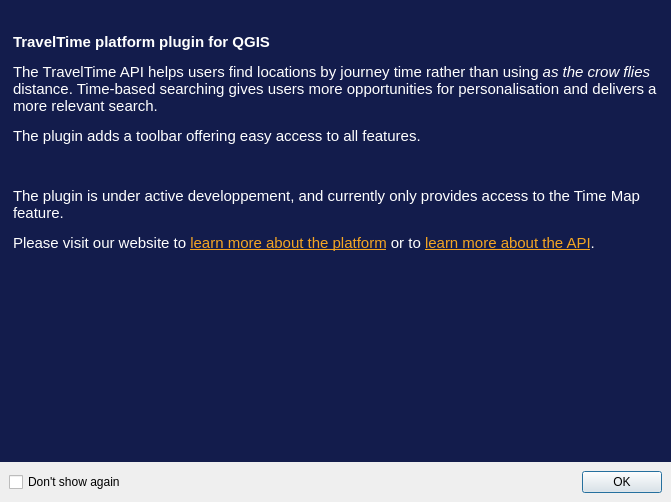
Before: the Qt Designer form ui/SplashScreen.ui in traveltime-dev/traveltime-platform-qgis-plugin, drawn with Qt 5.
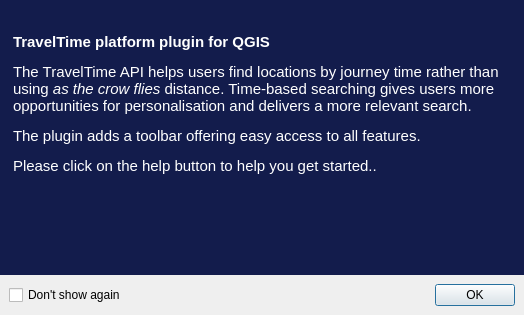
After: the same form once the commit is applied. Icons and pictures are not drawn.

Commit message: better splash screen

```diff
--- a/ui/SplashScreen.ui
+++ b/ui/SplashScreen.ui
@@ -6,8 +6,8 @@
    <rect>
     <x>0</x>
     <y>0</y>
-    <width>671</width>
-    <height>502</height>
+    <width>524</width>
+    <height>315</height>
    </rect>
   </property>
   <property name="windowTitle">
@@ -61,9 +61,7 @@
 &lt;p style=&quot; margin-top:16px; margin-bottom:12px; margin-left:0px; margin-right:0px; -qt-block-indent:0; text-indent:0px;&quot;&gt;&lt;span style=&quot; font-family:'sans-serif'; font-size:11pt; font-weight:600; color:#ffffff;&quot;&gt;TravelTime platform plugin for QGIS&lt;/span&gt;&lt;span style=&quot; font-family:'sans-serif'; font-size:11pt; color:#ffffff;&quot;&gt; &lt;/span&gt;&lt;/p&gt;
 &lt;p style=&quot; margin-top:12px; margin-bottom:12px; margin-left:0px; margin-right:0px; -qt-block-indent:0; text-indent:0px;&quot;&gt;&lt;span style=&quot; font-family:'sans-serif'; font-size:11pt; color:#ffffff;&quot;&gt;The TravelTime API helps users find locations by journey time rather than using &lt;/span&gt;&lt;span style=&quot; font-family:'sans-serif'; font-size:11pt; font-style:italic; color:#ffffff;&quot;&gt;as the crow flies&lt;/span&gt;&lt;span style=&quot; font-family:'sans-serif'; font-size:11pt; color:#ffffff;&quot;&gt; distance. Time-based searching gives users more opportunities for personalisation and delivers a more relevant search. &lt;/span&gt;&lt;/p&gt;
 &lt;p style=&quot; margin-top:12px; margin-bottom:12px; margin-left:0px; margin-right:0px; -qt-block-indent:0; text-indent:0px;&quot;&gt;&lt;span style=&quot; font-family:'sans-serif'; font-size:11pt; color:#ffffff;&quot;&gt;The plugin adds a toolbar offering easy access to all features. &lt;/span&gt;&lt;/p&gt;
-&lt;p style=&quot; margin-top:12px; margin-bottom:12px; margin-left:0px; margin-right:0px; -qt-block-indent:0; text-indent:0px;&quot;&gt;&lt;img src=&quot;toolbar.png&quot; /&gt;&lt;span style=&quot; font-family:'sans-serif'; font-size:11pt; color:#ffffff;&quot;&gt; &lt;/span&gt;&lt;/p&gt;
-&lt;p style=&quot; margin-top:12px; margin-bottom:12px; margin-left:0px; margin-right:0px; -qt-block-indent:0; text-indent:0px;&quot;&gt;&lt;span style=&quot; font-family:'sans-serif'; font-size:11pt; color:#ffffff;&quot;&gt;The plugin is under active developpement, and currently only provides access to the Time Map feature. &lt;/span&gt;&lt;/p&gt;
-&lt;p style=&quot; margin-top:12px; margin-bottom:12px; margin-left:0px; margin-right:0px; -qt-block-indent:0; text-indent:0px;&quot;&gt;&lt;span style=&quot; font-family:'sans-serif'; font-size:11pt; color:#ffffff;&quot;&gt;Please visit our website to &lt;/span&gt;&lt;a href=&quot;https://www.traveltimeplatform.com/&quot;&gt;&lt;span style=&quot; font-family:'sans-serif'; font-size:11pt; color:#f5a623;&quot;&gt;learn more about the platform&lt;/span&gt;&lt;/a&gt;&lt;span style=&quot; font-family:'sans-serif'; font-size:11pt; color:#ffffff;&quot;&gt; or to &lt;/span&gt;&lt;a href=&quot;http://docs.traveltimeplatform.com/overview/introduction&quot;&gt;&lt;span style=&quot; font-family:'sans-serif'; font-size:11pt; color:#f5a623;&quot;&gt;learn more about the API&lt;/span&gt;&lt;/a&gt;&lt;span style=&quot; font-family:'sans-serif'; font-size:11pt; color:#ffffff;&quot;&gt;.&lt;/span&gt;&lt;/p&gt;&lt;/body&gt;&lt;/html&gt;</string>
+&lt;p style=&quot; margin-top:12px; margin-bottom:12px; margin-left:0px; margin-right:0px; -qt-block-indent:0; text-indent:0px;&quot;&gt;&lt;span style=&quot; font-family:'sans-serif'; font-size:11pt; color:#ffffff;&quot;&gt;Please click on the help button to help you get started.&lt;span style=&quot; font-family:'sans-serif'; font-size:11pt; color:#ffffff;&quot;&gt;.&lt;/span&gt;&lt;/p&gt;&lt;/body&gt;&lt;/html&gt;</string>
         </property>
        </widget>
       </item>
```
The commit also changes 1 other file.
